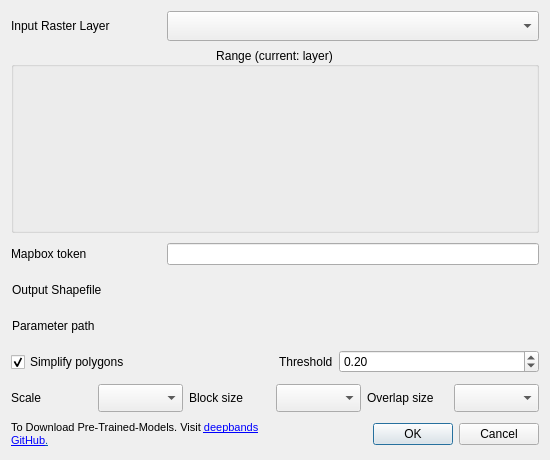
Before: the Qt Designer form buildseg/buildSeg_dialog_base.ui in deepbands/buildseg, drawn with Qt 5.
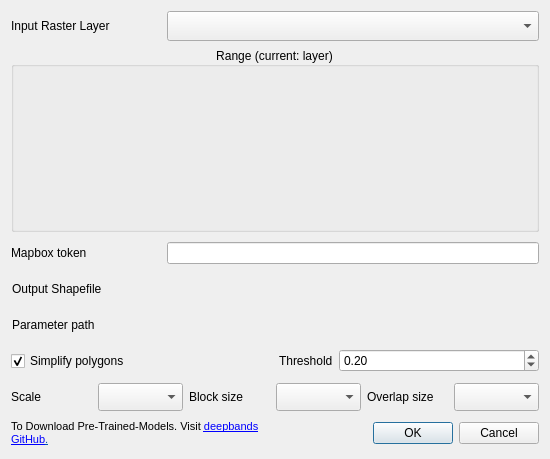
After: the same form once the commit is applied. Custom widgets are drawn as their Qt base class.

Commit message: Update ui's resize

The edit to the form file:
```diff
--- a/buildseg/buildSeg_dialog_base.ui
+++ b/buildseg/buildSeg_dialog_base.ui
@@ -7,7 +7,7 @@
     <x>0</x>
     <y>0</y>
     <width>550</width>
-    <height>460</height>
+    <height>459</height>
    </rect>
   </property>
   <property name="sizePolicy">
@@ -19,13 +19,13 @@
   <property name="minimumSize">
    <size>
     <width>550</width>
-    <height>330</height>
+    <height>0</height>
    </size>
   </property>
   <property name="maximumSize">
    <size>
     <width>550</width>
-    <height>460</height>
+    <height>16777215</height>
    </size>
   </property>
   <property name="windowTitle">
```
The commit also changes 4 other files.
